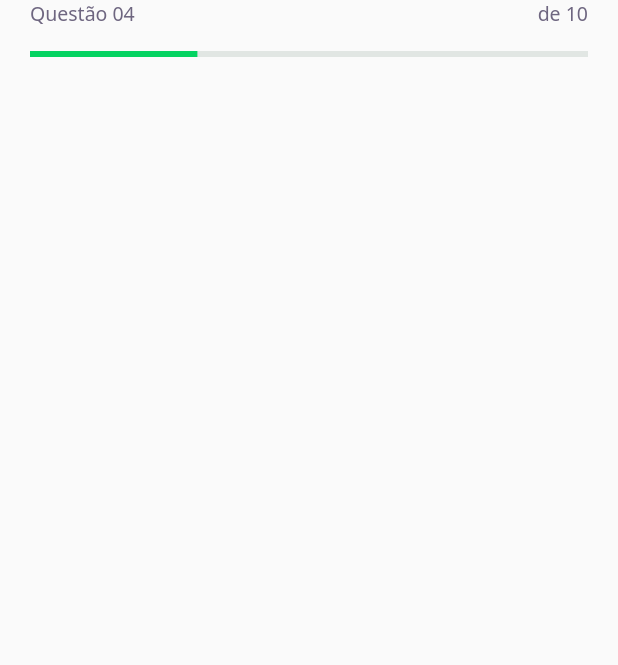
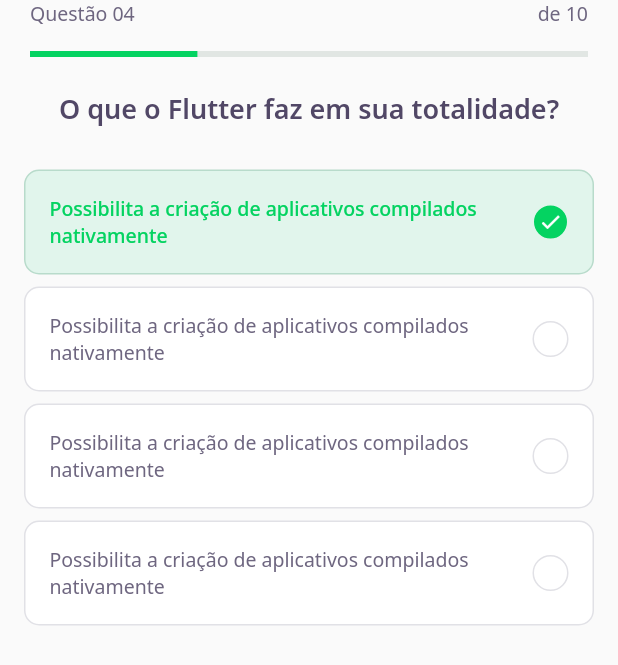
Before and after one commit to joaosatiro/nlw5_flutter, a Flutter app: the screen it shows after launch, on a phone screen of 412 x 824 dp. Shown: the top 665 px of the screen. Run offline on Flutter 3.47's test engine with Material 2 defaults, Android fonts, the phone set to English and light mode, and no system bars; our stand-ins replace google_fonts.

Commit message:
create quiz and awnser

```diff
--- a/lib/challenge/challenge_page.dart
+++ b/lib/challenge/challenge_page.dart
@@ -1,4 +1,5 @@
 import 'package:DevQuiz/challenge/widgets/question_indicator/question_indicator_widget.dart';
+import 'package:DevQuiz/challenge/widgets/quiz/quiz_widget.dart';
 import 'package:flutter/material.dart';
 
 class ChallengePage extends StatefulWidget {
@@ -17,6 +18,7 @@ class _ChallengePageState extends State<ChallengePage> {
           child: QuestionIndicatorWidget(),
         )
       ),
+      body: QuizWidget(title: 'O que o Flutter faz em sua totalidade?')
     );
   }
 }
--- /dev/null
+++ b/lib/challenge/widgets/awnser/awnser_widget.dart
@@ -0,0 +1,69 @@
+import 'package:DevQuiz/core/app_colors.dart';
+import 'package:DevQuiz/core/app_text_styles.dart';
+import 'package:flutter/material.dart';
+
+class AwnserWidegt extends StatelessWidget {
+  final String title;
+  final bool isRight;
+  final bool isSelected;
+
+  const AwnserWidegt({
+    Key? key,
+    required this.title,
+    this.isRight = false,
+    this.isSelected = false
+  }) : super(key: key);
+
+  Color get _selectedColorRight =>
+      isRight ? AppColors.darkGreen : AppColors.darkRed;
+
+  Color get _selectedBorderRight =>
+      isRight ? AppColors.lightGreen : AppColors.lightRed;
+
+  Color get _selectedColorCardRight =>
+      isRight ? AppColors.lightGreen : AppColors.lightRed;
+
+  Color get _selectedBorderCardRight =>
+      isRight ? AppColors.green : AppColors.red;
+
+  TextStyle get _selectedTextStyleRight =>
+      isRight ? AppTextStyles.bodyDarkGreen : AppTextStyles.bodyDarkRed;
+
+  IconData get _selectedIconRight => isRight ? Icons.check : Icons.close;
+
+  @override
+  Widget build(BuildContext context) {
+    return Padding(
+      padding: const EdgeInsets.symmetric(horizontal: 16, vertical: 4),
+      child: Container(
+        padding: EdgeInsets.all(16),
+        decoration: BoxDecoration(
+          color: isSelected ? _selectedColorCardRight : AppColors.white,
+          borderRadius: BorderRadius.circular(10),
+          border: Border.fromBorderSide(BorderSide(color: isSelected ? _selectedBorderCardRight : AppColors.border))
+        ),
+        child: Row(
+          mainAxisAlignment: MainAxisAlignment.spaceBetween,
+          children: [
+            Expanded(child: Text(title, style: isSelected ? _selectedTextStyleRight : AppTextStyles.body)),
+            Container(
+            width: 24,
+            height: 24,
+            decoration: BoxDecoration(
+              color: isSelected ? _selectedColorRight : AppColors.white,
+              borderRadius: BorderRadius.circular(500),
+              border: Border.fromBorderSide(BorderSide(color: isSelected ? _selectedBorderRight : AppColors.border))
+            ),
+            child: isSelected ? Icon(
+                _selectedIconRight,
+                color: AppColors.white,
+                size: 16,
+              )
+              : null
+            )
+          ]
+        ),
+      ),
+    );
+  }
+}
--- /dev/null
+++ b/lib/challenge/widgets/quiz/quiz_widget.dart
@@ -0,0 +1,24 @@
+import 'package:DevQuiz/challenge/widgets/awnser/awnser_widget.dart';
+import 'package:DevQuiz/core/app_text_styles.dart';
+import 'package:flutter/material.dart';
+
+class QuizWidget extends StatelessWidget {
+  final String title;
+
+  const QuizWidget({Key? key, required this.title}) : super(key: key);
+  @override
+  Widget build(BuildContext context) {
+    return Container(
+      child: Column(
+        children: [
+          Text(title, style: AppTextStyles.heading),
+          SizedBox(height: 24),
+          AwnserWidegt(isRight: true, isSelected: true, title: 'Possibilita a criação de aplicativos compilados nativamente'),
+          AwnserWidegt(title: 'Possibilita a criação de aplicativos compilados nativamente'),
+          AwnserWidegt(title: 'Possibilita a criação de aplicativos compilados nativamente'),
+          AwnserWidegt(title: 'Possibilita a criação de aplicativos compilados nativamente'),
+        ]
+      ),
+    );
+  }
+}
```
